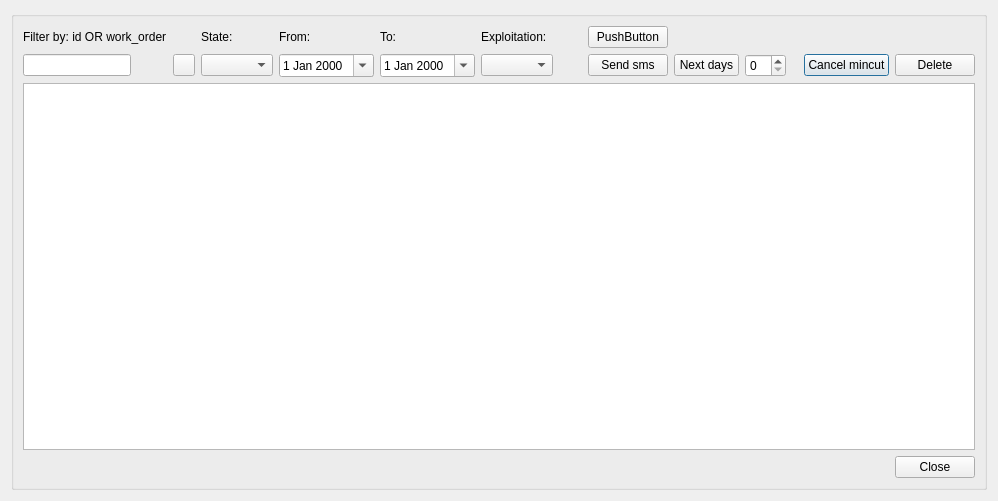
First picture: the form in core/ui/my_plugin/mincut_manager.ui, repository Giswater/gw_example_plugin, before the edit.
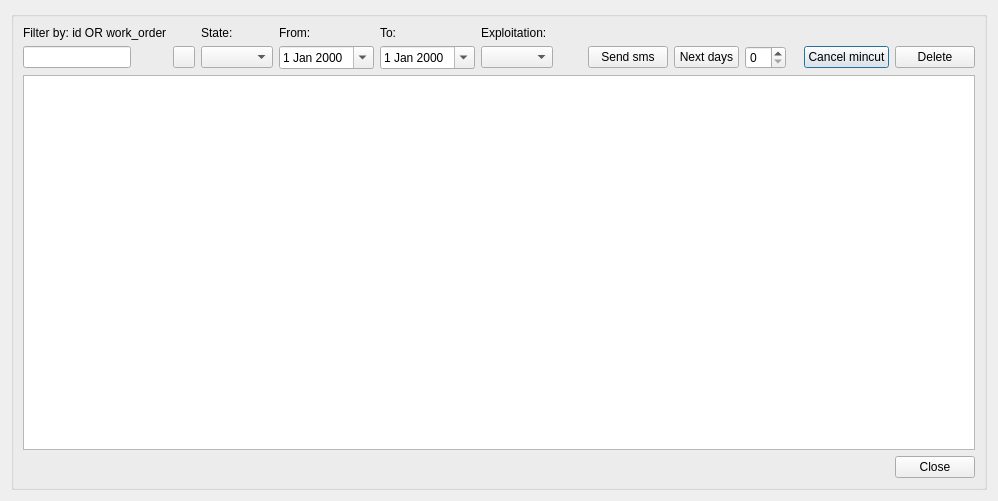
Second picture: the form after the edit.

Commit message: delete button

```diff
--- a/core/ui/my_plugin/mincut_manager.ui
+++ b/core/ui/my_plugin/mincut_manager.ui
@@ -198,13 +198,6 @@
         </property>
        </widget>
       </item>
-      <item row="1" column="9">
-       <widget class="QPushButton" name="btn_test">
-        <property name="text">
-         <string>PushButton</string>
-        </property>
-       </widget>
-      </item>
      </layout>
     </widget>
    </item>
```
The commit also changes 1 other file.
